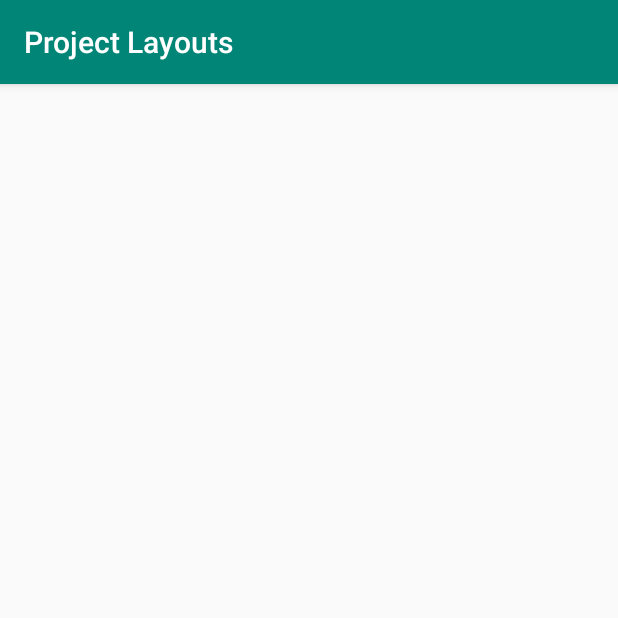
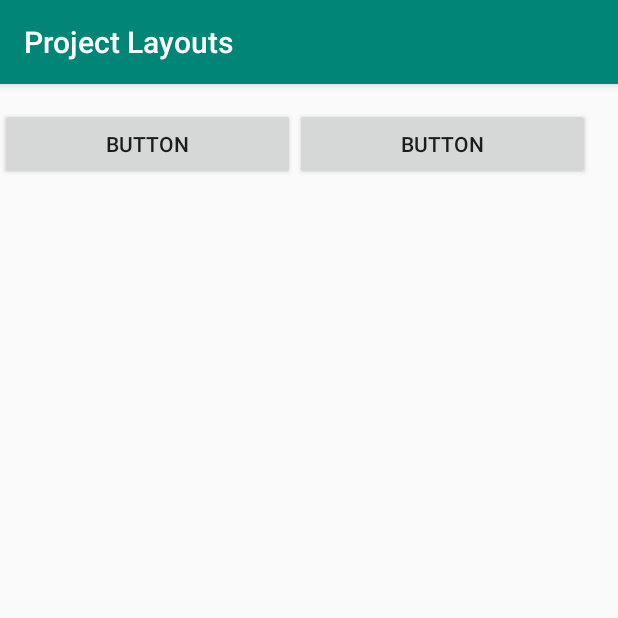
Before and after one commit to viveksoni100/android_learning, an Android app: the screen it shows after launch (MainActivity), on a phone screen of 412 x 824 dp, the top half of it. Run offline under Robolectric (Android 15) with nearby library versions, the phone set to English and light mode, and no system bars.

Commit message:
LinearLayout is experimented

```diff
--- a/ProjectLayouts/app/src/main/res/layout/activity_main.xml
+++ b/ProjectLayouts/app/src/main/res/layout/activity_main.xml
@@ -4,4 +4,34 @@
     xmlns:tools="http://schemas.android.com/tools"
     android:layout_width="match_parent"
     android:layout_height="match_parent"
-    tools:context=".MainActivity"/>
+    tools:context=".MainActivity">
+
+    <LinearLayout
+        android:layout_width="409dp"
+        android:layout_height="729dp"
+        android:orientation="horizontal"
+        tools:layout_editor_absoluteX="1dp"
+        tools:layout_editor_absoluteY="1dp">
+
+        <Button
+            android:id="@+id/button"
+            android:layout_width="wrap_content"
+            android:layout_height="wrap_content"
+            android:layout_marginTop="16dp"
+            android:layout_weight="1"
+            android:text="Button"
+            app:layout_constraintTop_toTopOf="parent" />
+
+        <Button
+            android:id="@+id/button2"
+            android:layout_width="wrap_content"
+            android:layout_height="wrap_content"
+            android:layout_marginTop="16dp"
+            android:layout_marginEnd="16dp"
+            android:layout_marginRight="16dp"
+            android:layout_weight="1"
+            android:text="Button"
+            app:layout_constraintEnd_toEndOf="parent"
+            app:layout_constraintTop_toTopOf="parent" />
+    </LinearLayout>
+</androidx.constraintlayout.widget.ConstraintLayout>
```
